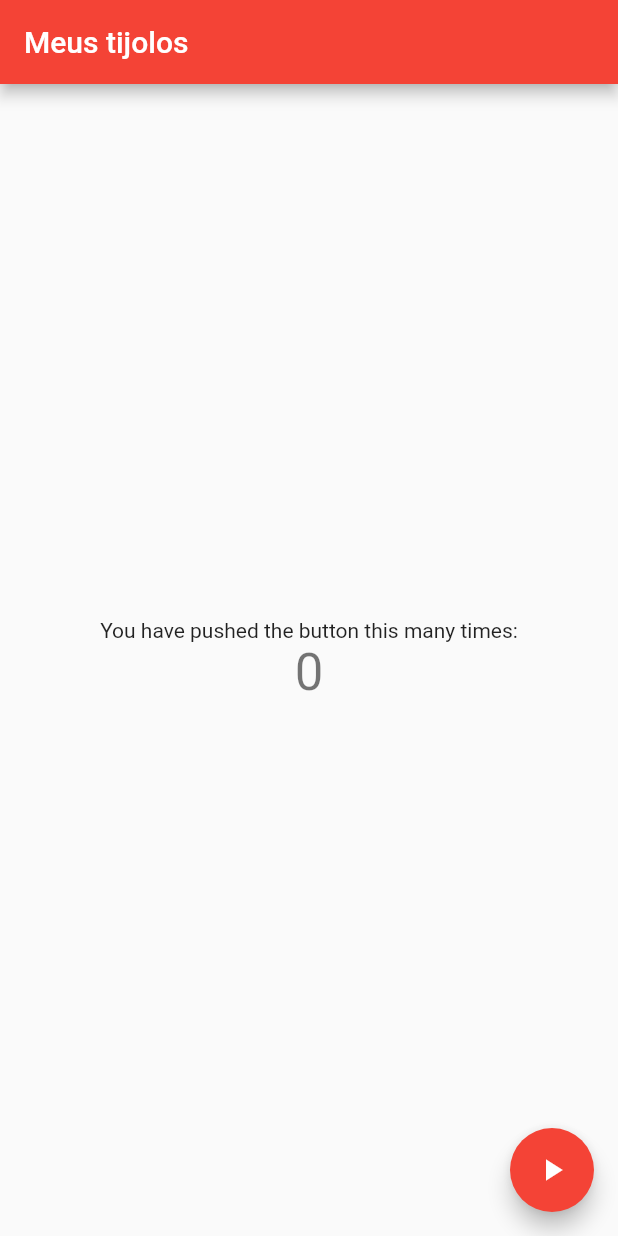
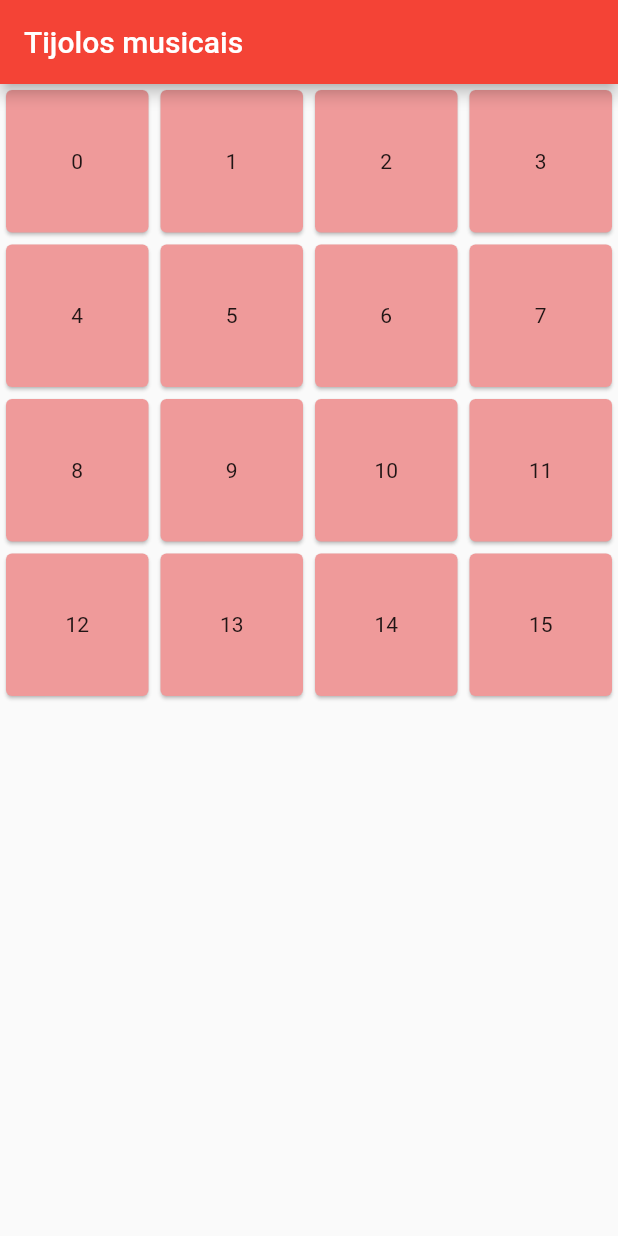
Before and after one commit to leonicolas/tijolos-musicais, a Flutter app: the screen it shows after launch, on a phone screen of 412 x 824 dp. Run offline on Flutter 3.47's test engine with Material 2 defaults, Android fonts, the phone set to English and light mode, and no system bars.

Commit message:
Create the bricks build component

```diff
--- /dev/null
+++ b/lib/bricks_build.dart
@@ -0,0 +1,25 @@
+import 'package:flutter/material.dart';
+
+class BricksBuild extends StatelessWidget {
+  @override
+  Widget build(BuildContext context) {
+    return new Scaffold(
+      appBar: new AppBar(
+        title: new Text("Tijolos musicais"),
+      ),
+      body: new GridView.count(
+        crossAxisCount: 4,
+        children: new List<Widget>.generate(16, (index) {
+          return new GridTile(
+            child: new Card(
+              color: Colors.red.shade200,
+              child: new Center(
+                child: new Text('$index'),
+              ),
+            )
+          );
+        }),
+      ),
+    );
+  }
+}
--- a/lib/main.dart
+++ b/lib/main.dart
@@ -1,4 +1,5 @@
 import 'package:flutter/material.dart';
+import 'package:tijolos/bricks_build.dart';
 
 void main() {
   runApp(MyApp());
@@ -29,6 +30,13 @@ class MyHomePage extends StatefulWidget {
 }
 
 class _MyHomePageState extends State<MyHomePage> {
+  @override
+  Widget build(BuildContext context) {
+    return BricksBuild();
+  }
+}
+
+class _MyHomePageState2 extends State<MyHomePage> {
   int _counter = 0;
 
   void _playBricks() {
```
